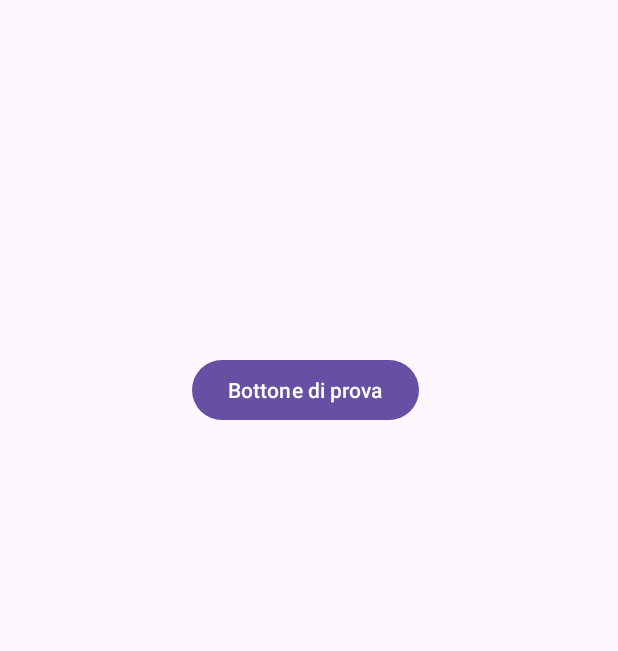
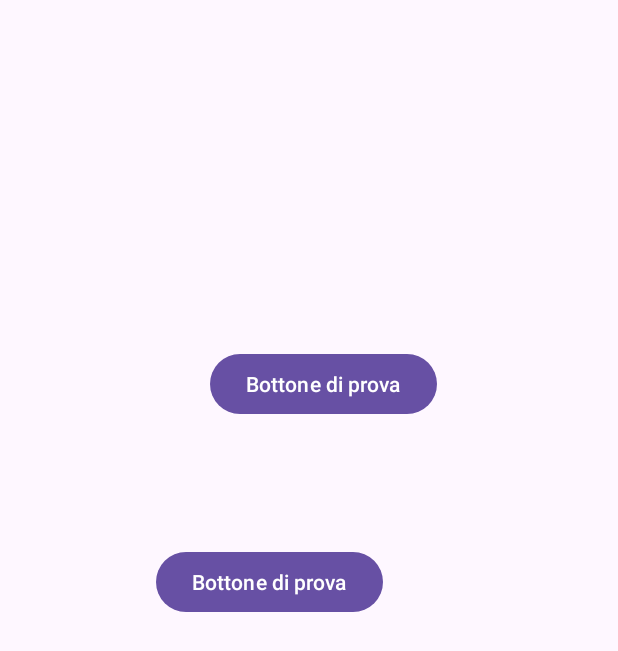
Before and after one commit to TrDavide/WeMeet, an Android app: the screen it shows after launch (MainActivity), on a phone screen of 412 x 824 dp. Shown: the top 651 px of the screen. Run offline under Robolectric (Android 15) with nearby library versions, the phone set to English and light mode, and no system bars.

Commit message:
ciao
ciao

```diff
--- a/app/src/main/res/layout/activity_main.xml
+++ b/app/src/main/res/layout/activity_main.xml
@@ -6,6 +6,16 @@
     android:layout_width="match_parent"
     android:layout_height="match_parent"
     tools:context=".MainActivity">
+
+    <Button
+        android:id="@+id/button2"
+        android:layout_width="wrap_content"
+        android:layout_height="wrap_content"
+        android:layout_marginStart="104dp"
+        android:layout_marginTop="364dp"
+        android:text="@string/button1"
+        app:layout_constraintStart_toStartOf="parent"
+        app:layout_constraintTop_toTopOf="parent" />
 
     <TextView
         android:layout_width="wrap_content"
@@ -19,8 +29,8 @@
         android:id="@+id/button"
         android:layout_width="wrap_content"
         android:layout_height="wrap_content"
-        android:layout_marginStart="128dp"
-        android:layout_marginTop="236dp"
+        android:layout_marginStart="140dp"
+        android:layout_marginTop="232dp"
         android:text="@string/button1"
         app:layout_constraintStart_toStartOf="parent"
         app:layout_constraintTop_toTopOf="parent" />
```
